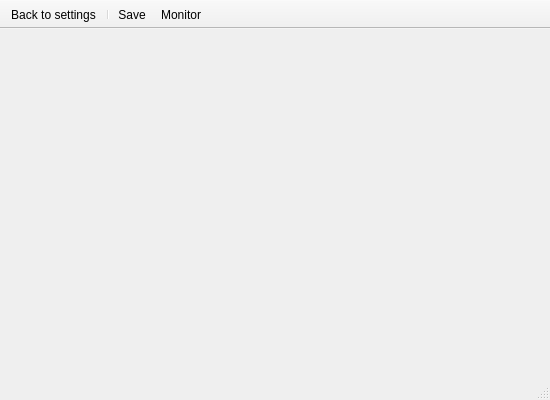
The window that src-qt5/core-utils/lumina-config/mainWindow.ui (lumina-desktop/lumina) describes before a commit, drawn with Qt 5.
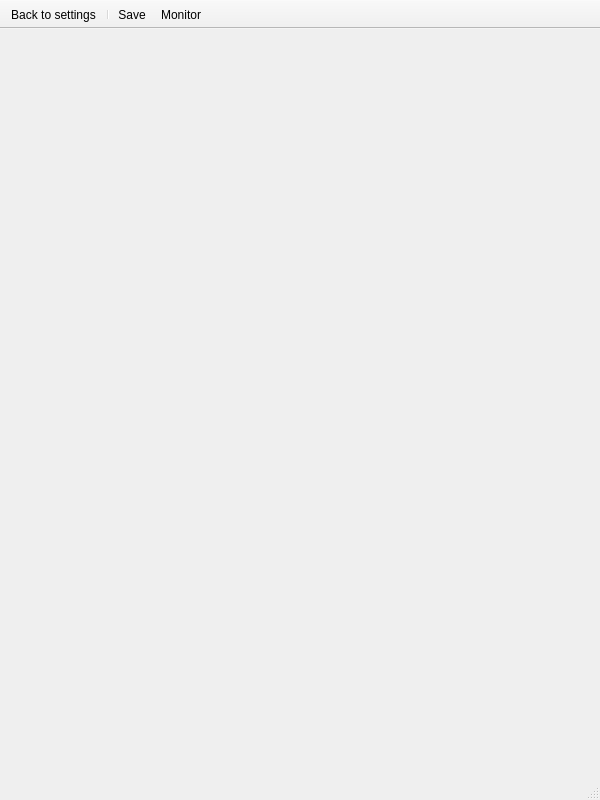
The same window after the commit.

Commit message: Increase Initial Window Size

```diff
--- a/src-qt5/core-utils/lumina-config/mainWindow.ui
+++ b/src-qt5/core-utils/lumina-config/mainWindow.ui
@@ -6,8 +6,8 @@
    <rect>
     <x>0</x>
     <y>0</y>
-    <width>550</width>
-    <height>400</height>
+    <width>600</width>
+    <height>800</height>
    </rect>
   </property>
   <widget class="QWidget" name="centralwidget"/>
```
